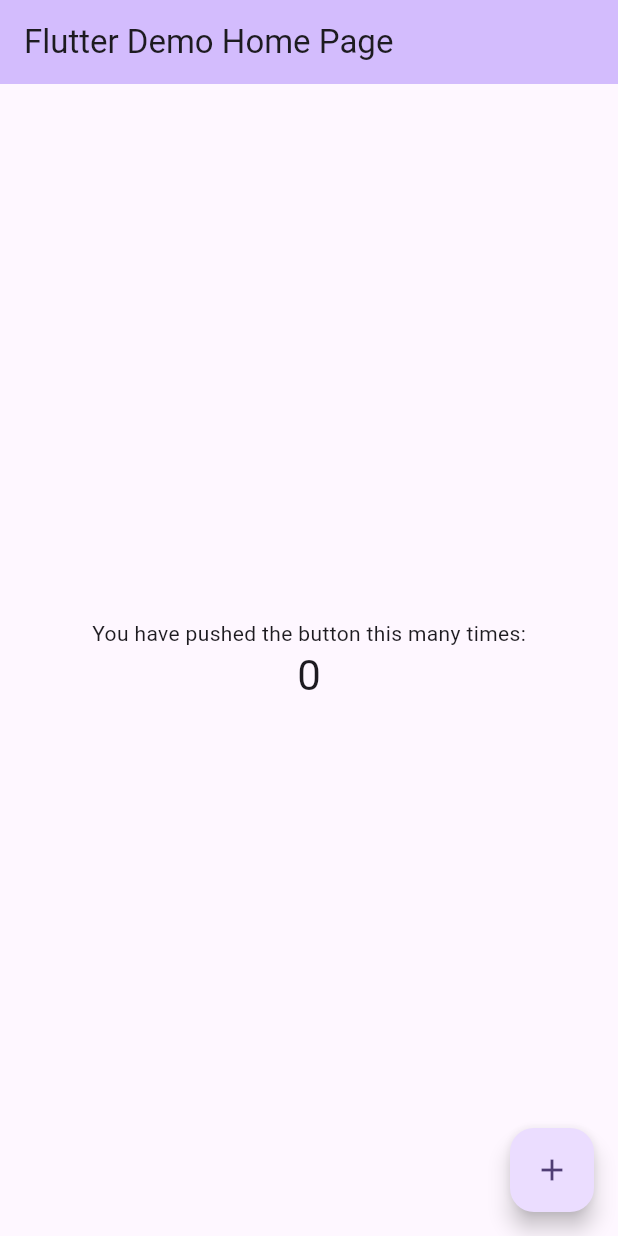
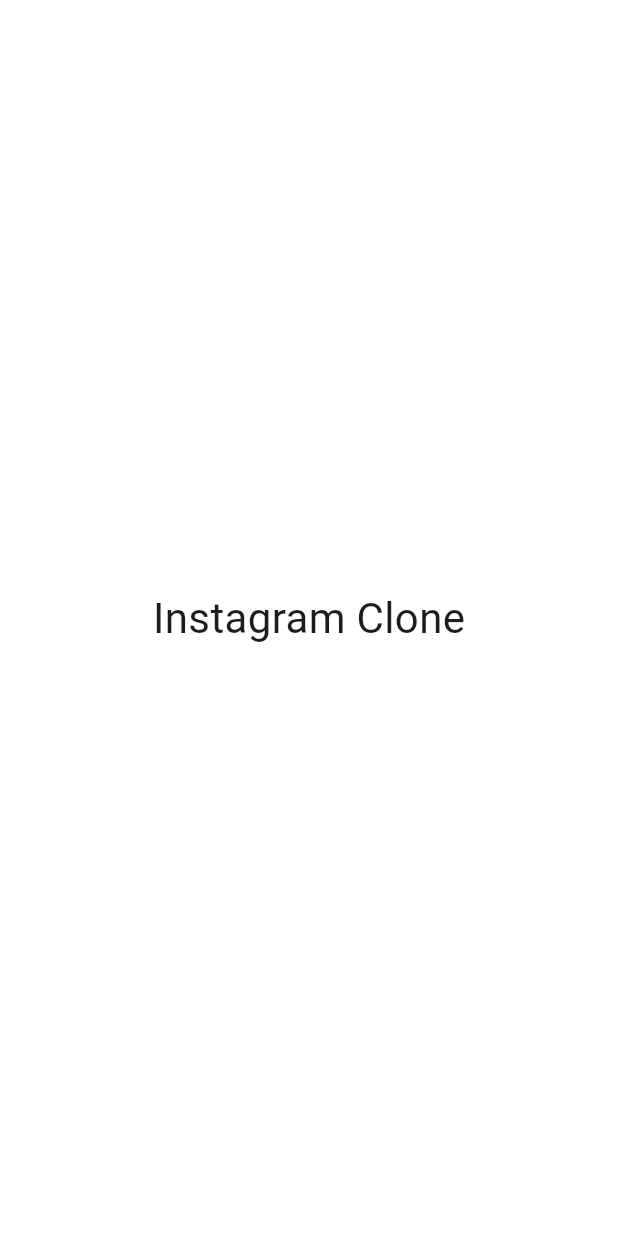
Before and after one commit to zekeriyabasan/instagram-clone-mobile, a Flutter app: the screen it shows after launch, on a phone screen of 412 x 824 dp. Run offline on Flutter 3.47's test engine with Material 3 defaults, Android fonts, the phone set to English and light mode, and no system bars; our stand-ins replace flutter_riverpod, go_router.

Commit message:
first edit and build

```diff
--- a/lib/app/app.dart
+++ b/lib/app/app.dart
@@ -0,0 +1,18 @@
+import 'package:flutter/material.dart';
+
+import 'router.dart';
+import 'theme.dart';
+
+class InstagramCloneApp extends StatelessWidget {
+  const InstagramCloneApp({super.key});
+
+  @override
+  Widget build(BuildContext context) {
+    return MaterialApp.router(
+      debugShowCheckedModeBanner: false,
+      title: "Instagram Clone",
+      theme: AppTheme.lightTheme,
+      routerConfig: AppRouter.router,
+    );
+  }
+}
--- a/lib/app/router.dart
+++ b/lib/app/router.dart
@@ -0,0 +1,19 @@
+import 'package:flutter/material.dart';
+import 'package:go_router/go_router.dart';
+
+final class AppRouter {
+  static final router = GoRouter(
+    routes: [
+      GoRoute(
+        path: '/',
+        builder: (context, state) {
+          return const Scaffold(
+            body: Center(
+              child: Text("Instagram Clone", style: TextStyle(fontSize: 28)),
+            ),
+          );
+        },
+      ),
+    ],
+  );
+}
--- a/lib/app/theme.dart
+++ b/lib/app/theme.dart
@@ -0,0 +1,13 @@
+import 'package:flutter/material.dart';
+
+class AppTheme {
+  static final lightTheme = ThemeData(
+    useMaterial3: true,
+    colorSchemeSeed: Colors.blue,
+    scaffoldBackgroundColor: Colors.white,
+    appBarTheme: const AppBarTheme(centerTitle: true, elevation: 0),
+    inputDecorationTheme: const InputDecorationTheme(
+      border: OutlineInputBorder(),
+    ),
+  );
+}
--- a/lib/main.dart
+++ b/lib/main.dart
@@ -1,122 +1,14 @@
 import 'package:flutter/material.dart';
+import 'package:flutter_riverpod/flutter_riverpod.dart';
+
+import 'app/app.dart';
 
 void main() {
-  runApp(const MyApp());
+  WidgetsFlutterBinding.ensureInitialized();
+
+  runApp(
+    const ProviderScope(
+      child: InstagramCloneApp(),
+    ),
+  );
 }
-
-class MyApp extends StatelessWidget {
-  const MyApp({super.key});
-
-  // This widget is the root of your application.
-  @override
-  Widget build(BuildContext context) {
-    return MaterialApp(
-      title: 'Flutter Demo',
-      theme: ThemeData(
-        // This is the theme of your application.
-        //
-        // TRY THIS: Try running your application with "flutter run". You'll see
-        // the application has a purple toolbar. Then, without quitting the app,
-        // try changing the seedColor in the colorScheme below to Colors.green
-        // and then invoke "hot reload" (save your changes or press the "hot
-        // reload" button in a Flutter-supported IDE, or press "r" if you used
-        // the command line to start the app).
-        //
-        // Notice that the counter didn't reset back to zero; the application
-        // state is not lost during the reload. To reset the state, use hot
-        // restart instead.
-        //
-        // This works for code too, not just values: Most code changes can be
-        // tested with just a hot reload.
-        colorScheme: ColorScheme.fromSeed(seedColor: Colors.deepPurple),
-      ),
-      home: const MyHomePage(title: 'Flutter Demo Home Page'),
-    );
-  }
-}
-
-class MyHomePage extends StatefulWidget {
-  const MyHomePage({super.key, required this.title});
-
-  // This widget is the home page of your application. It is stateful, meaning
-  // that it has a State object (defined below) that contains fields that affect
-  // how it looks.
-
-  // This class is the configuration for the state. It holds the values (in this
-  // case the title) provided by the parent (in this case the App widget) and
-  // used by the build method of the State. Fields in a Widget subclass are
-  // always marked "final".
-
-  final String title;
-
-  @override
-  State<MyHomePage> createState() => _MyHomePageState();
-}
-
-class _MyHomePageState extends State<MyHomePage> {
-  int _counter = 0;
-
-  void _incrementCounter() {
-    setState(() {
-      // This call to setState tells the Flutter framework that something has
-      // changed in this State, which causes it to rerun the build method below
-      // so that the display can reflect the updated values. If we changed
-      // _counter without calling setState(), then the build method would not be
-      // called again, and so nothing would appear to happen.
-      _counter++;
-    });
-  }
-
-  @override
-  Widget build(BuildContext context) {
-    // This method is rerun every time setState is called, for instance as done
-    // by the _incrementCounter method above.
-    //
-    // The Flutter framework has been optimized to make rerunning build methods
-    // fast, so that you can just rebuild anything that needs updating rather
-    // than having to individually change instances of widgets.
-    return Scaffold(
-      appBar: AppBar(
-        // TRY THIS: Try changing the color here to a specific color (to
-        // Colors.amber, perhaps?) and trigger a hot reload to see the AppBar
-        // change color while the other colors stay the same.
-        backgroundColor: Theme.of(context).colorScheme.inversePrimary,
-        // Here we take the value from the MyHomePage object that was created by
-        // the App.build method, and use it to set our appbar title.
-        title: Text(widget.title),
-      ),
-      body: Center(
-        // Center is a layout widget. It takes a single child and positions it
-        // in the middle of the parent.
-        child: Column(
-          // Column is also a layout widget. It takes a list of children and
-          // arranges them vertically. By default, it sizes itself to fit its
-          // children horizontally, and tries to be as tall as its parent.
-          //
-          // Column has various properties to control how it sizes itself and
-          // how it positions its children. Here we use mainAxisAlignment to
-          // center the children vertically; the main axis here is the vertical
-          // axis because Columns are vertical (the cross axis would be
-          // horizontal).
-          //
-          // TRY THIS: Invoke "debug painting" (choose the "Toggle Debug Paint"
-          // action in the IDE, or press "p" in the console), to see the
-          // wireframe for each widget.
-          mainAxisAlignment: MainAxisAlignment.center,
-          children: <Widget>[
-            const Text('You have pushed the button this many times:'),
-            Text(
-              '$_counter',
-              style: Theme.of(context).textTheme.headlineMedium,
-            ),
-          ],
-        ),
-      ),
-      floatingActionButton: FloatingActionButton(
-        onPressed: _incrementCounter,
-        tooltip: 'Increment',
-        child: const Icon(Icons.add),
-      ), // This trailing comma makes auto-formatting nicer for build methods.
-    );
-  }
-}
```
